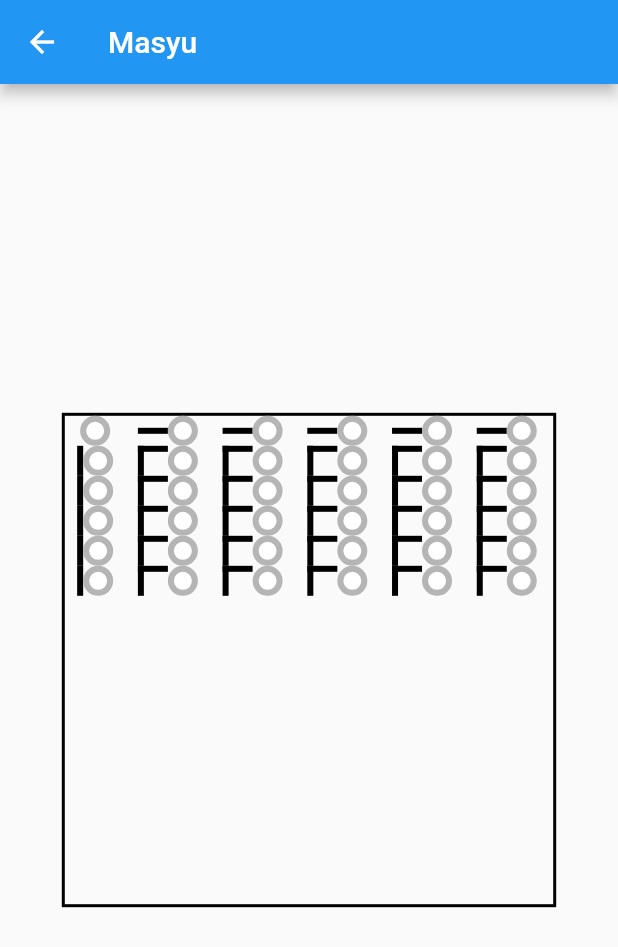
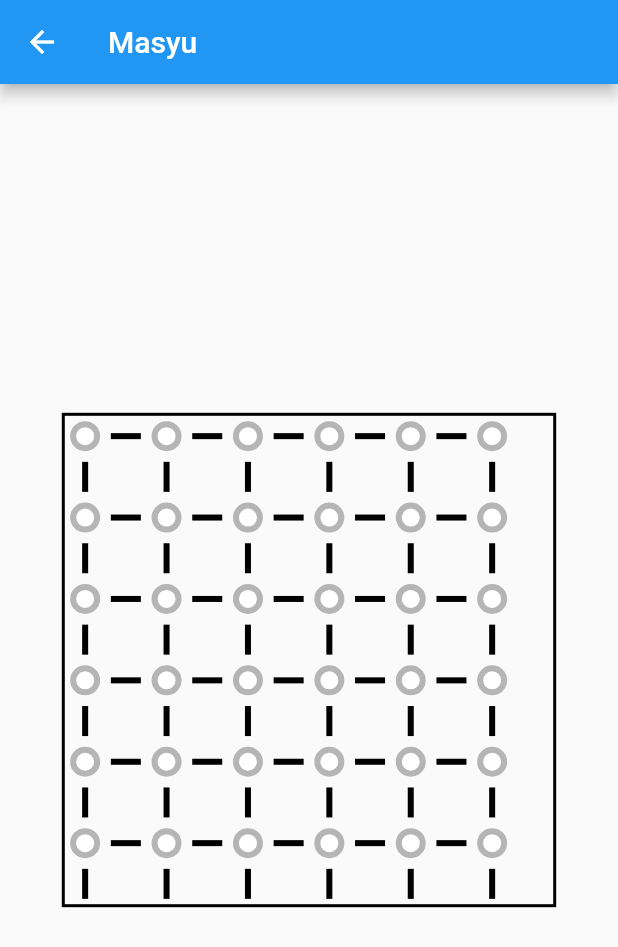
Before and after one commit to Guillaume-Linez/ProjetMobileFISA3, a Flutter app: the GrilleDuJeu screen opened directly, on a phone screen of 412 x 824 dp. Shown: the top 947 px of the screen. Run offline on Flutter 3.47's test engine with Material 2 defaults, Android fonts, the phone set to English and light mode, and no system bars; project files that could hold a hidden picture were left out.

Commit message:
grille belle

```diff
--- a/lib/barre.dart
+++ b/lib/barre.dart
@@ -7,8 +7,9 @@ class Barre extends StatelessWidget {
   final int type;
   final int x;//donne les coordonnées pour insérer les lignes
   final int y;//donne les coordonnées pour insérer les lignes
+  final int taille;
 
-  Barre({this.width = 100, this.height = 100, required this.type, this.x = 0, this.y = 0});
+  Barre({this.width = 100, this.height = 100, required this.type, this.x = 0, this.y = 0, this.taille=3});
 
   @override
   Widget build(BuildContext context) {
@@ -19,9 +20,12 @@ class Barre extends StatelessWidget {
       customColor = Color.fromARGB(255, 255, 255, 255);
     }
     int typetmp = Random().nextInt(3);
-      if(x > 0){
-        if(y>0){//gauche et haut
-          return Stack(children: [
+    if(x/2 == (x/2).floor()){
+      if(y < taille*2-1){
+        print("barre taille = $taille");
+        print("barre x = $x");
+        print("barre y = $y");
+        return Stack(children: [
             Positioned(
               child:
               Container(
@@ -32,6 +36,14 @@ class Barre extends StatelessWidget {
                 ),
               ),
             ),
+          ],);
+      }
+    }else{
+      if(y < taille*2-1 && y/2 == (y/2).floor()){
+        print("barre taille = $taille");
+        print("barre x = $x");
+        print("barre y = $y");
+        return Stack(children: [
             Positioned(
               child:
               Container(
@@ -40,41 +52,12 @@ class Barre extends StatelessWidget {
                 decoration: BoxDecoration(
                   color: customColor
                 ),
-            ),
-            )
-          ],);
-        }else{//gauche
-          return Stack(children: [
-            Positioned(
-              child:
-              Container(
-              width: width,
-              height: height/5,
-              decoration: BoxDecoration(
-                color: customColor
               ),
             ),
-            )
           ],);
-        }
-      }else{
-        if(y>0){//haut
-          return Stack(children: [
-            Positioned(
-              child:
-              Container(
-              width: width/5,
-              height: height,
-              decoration: BoxDecoration(
-                color: customColor
-              ),
-            ),
-            )
-          ],);
-        }else{
-          return Stack();
-        }
-        return Row();
       }
+    }
+
+    return Row();
   }
 }
--- a/lib/grille_du_jeu.dart
+++ b/lib/grille_du_jeu.dart
@@ -24,19 +24,34 @@ class GrilleDuJeu extends StatelessWidget {
             ),
           ),
           child:
-            Row(children: [
-              for (int i=0; i<taille; i++)
-                Column(
-                  children: [
-                for (int j=0; j<taille; j++)
+            Column(
+              children: [
+              for (int i=0; i<taille*2; i++)
+              Expanded(
+                child:
+              Row(
+                  children: (i/2 == (i/2).floor()) ? [
+                for (int j=0; j<taille*2; j++)
+                    Expanded(child:
                       Row(
+                        mainAxisAlignment: MainAxisAlignment.center,
+                        children: (j/2 == (j/2).floor()) ? [
+                          Pion(height: 20, width: 20, type: 1, x: i, y: (j/2).floor()),
+                        ] : [
+                          Barre(height: 20, width: 20, type: 1, x: i, y: j, taille: taille,),
+                      ]),
+                    ),
+                ] : [
+                  for (int j=0; j<taille*2; j++)
+                    Expanded(child:
+                      Row(
+                        mainAxisAlignment: MainAxisAlignment.center,
                         children: [
-                        SizedBox(width: MediaQuery.of(context).size.width*0.020, height: MediaQuery.of(context).size.width*0.020),
-                        Barre(height: 20, width: 20, type: 1, x: i, y: j),
-                        Pion(height: 20, width: 20, type: 1, x: i, y: j),
-                        SizedBox(width: MediaQuery.of(context).size.width*0.020, height: MediaQuery.of(context).size.width*0.020),
+                          Barre(height: 20, width: 20, type: 1, x: i, y: j, taille: taille,),
                       ]),
+                    ),
                 ],),
+              )
             ],)
           ),
       ),
```
